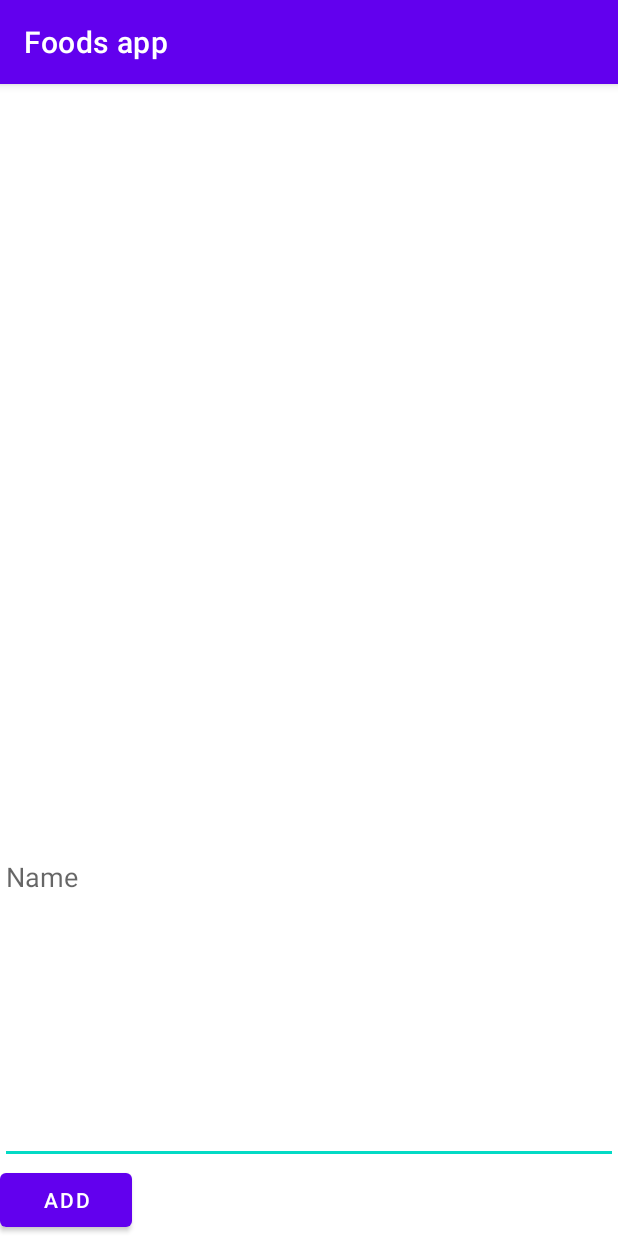
After one commit to StopsoN97/FoodsApp, an Android app: the FridgeActivity screen opened directly, with no data from a screen before it, on a phone screen of 412 x 824 dp. The commit adds this screen. Run offline under Robolectric (Android 15) with nearby library versions, the phone set to English and light mode, and no system bars.

```diff
--- a/app/src/main/AndroidManifest.xml
+++ b/app/src/main/AndroidManifest.xml
@@ -13,6 +13,9 @@
         android:supportsRtl="true"
         android:theme="@style/Theme.FoodsApp"
         tools:targetApi="31">
+        <activity
+            android:name=".FridgeActivity"
+            android:exported="false" />
         <activity
             android:name=".HomeActivity"
             android:exported="false" />
--- a/app/src/main/java/com/example/foodsapp/DBHelper.java
+++ b/app/src/main/java/com/example/foodsapp/DBHelper.java
@@ -34,9 +34,9 @@ public class DBHelper extends SQLiteOpenHelper {
         contentValues.put("username", username);
         contentValues.put("password", password);
         long result = MyDB.insert("users", null, contentValues);
-        if(result == -1) return false;
+        if(result == -1) return true;
         else
-            return true;
+            return false;
     }
 
     public Boolean checkusername(String username){
--- /dev/null
+++ b/app/src/main/java/com/example/foodsapp/FridgeActivity.java
@@ -0,0 +1,14 @@
+package com.example.foodsapp;
+
+import androidx.appcompat.app.AppCompatActivity;
+
+import android.os.Bundle;
+
+public class FridgeActivity extends AppCompatActivity {
+
+    @Override
+    protected void onCreate(Bundle savedInstanceState) {
+        super.onCreate(savedInstanceState);
+        setContentView(R.layout.activity_fridge);
+    }
+}
--- a/app/src/main/java/com/example/foodsapp/LoginActivity.java
+++ b/app/src/main/java/com/example/foodsapp/LoginActivity.java
@@ -34,7 +34,7 @@ public class LoginActivity extends AppCompatActivity {
                 String pass = password.getText().toString();
 
                 if(user.equals("") || pass.equals(""))
-                    Toast.makeText(LoginActivity.this, "Please ented all the fields", Toast.LENGTH_SHORT).show();
+                    Toast.makeText(LoginActivity.this, "Please enter all the fields", Toast.LENGTH_SHORT).show();
                 else{
                     Boolean checkuserpass = DB.checkusernamepassword(user, pass);
                     if (checkuserpass == true) {
--- a/app/src/main/java/com/example/foodsapp/MainActivity.java
+++ b/app/src/main/java/com/example/foodsapp/MainActivity.java
@@ -23,7 +23,7 @@ public class MainActivity extends AppCompatActivity {
 
         username = (EditText) findViewById(R.id.EDusername);
         password = (EditText) findViewById(R.id.EDpassword);
-        repassword = (EditText)  findViewById(R.id.EDrepassword);
+        repassword = (EditText) findViewById(R.id.EDrepassword);
 
         signup = (Button) findViewById(R.id.Btnsignup);
         signin = (Button) findViewById(R.id.Btnsignin);
@@ -44,7 +44,7 @@ public class MainActivity extends AppCompatActivity {
                         Boolean checkuser = DB.checkusername(user);
                         if(checkuser == false){
                             Boolean insert = DB.insertData(user, pass);
-                            if(insert = false){
+                            if(insert == false){
                                 Toast.makeText(MainActivity.this, "Registered succesfully", Toast.LENGTH_SHORT).show();
                                 Intent intent = new Intent (getApplicationContext(), HomeActivity.class);
                                 startActivity(intent);
--- /dev/null
+++ b/app/src/main/res/layout/activity_fridge.xml
@@ -0,0 +1,32 @@
+<?xml version="1.0" encoding="utf-8"?>
+<LinearLayout xmlns:android="http://schemas.android.com/apk/res/android"
+    xmlns:app="http://schemas.android.com/apk/res-auto"
+    xmlns:tools="http://schemas.android.com/tools"
+    android:layout_width="match_parent"
+    android:layout_height="match_parent"
+    android:orientation="vertical"
+    android:layout_gravity="center_horizontal"
+    tools:context=".FridgeActivity">
+    <ListView
+        android:layout_width="match_parent"
+        android:layout_height="wrap_content"
+        android:id="@+id/FoodList"
+        android:layout_weight="1"/>
+
+
+        <EditText
+            android:layout_width="match_parent"
+            android:layout_height="wrap_content"
+            android:id="@+id/add_name"
+            android:layout_weight="1"
+            android:hint="Name"/>
+
+            <Button
+                android:layout_width="wrap_content"
+                android:layout_height="wrap_content"
+                android:id="@+id/BtnAddData"
+                android:text="Add"/>
+
+
+
+</LinearLayout>
```
Also changed, not shown: app/src/main/res/layout/activity_home.xml (+5 -2 lines).
